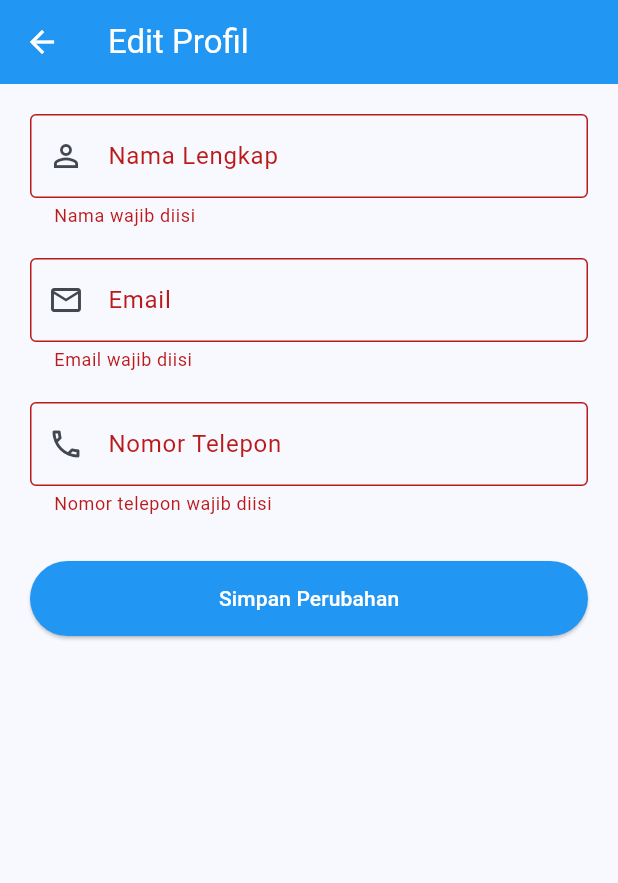
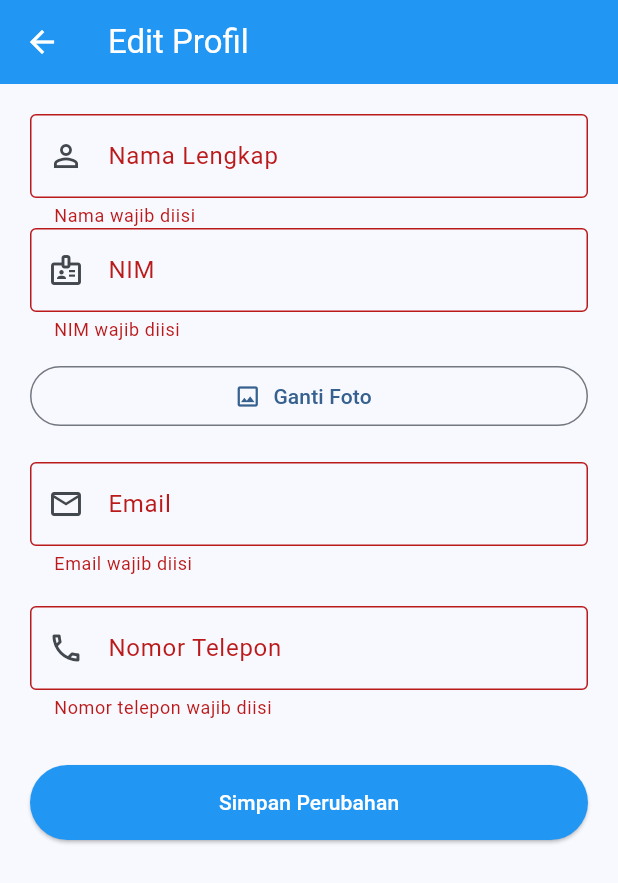
Before and after one commit to Santiko1908/uts_profile_soal1, a Flutter app: the EditProfilePage screen opened directly with empty values, after a tap on "Simpan Perubahan", on a phone screen of 412 x 824 dp. Shown: the top 883 px of the screen. Run offline on Flutter 3.47's test engine with Material 3 defaults, Android fonts, the phone set to English and light mode, and no system bars; accounts and stored records are empty.

Commit message:
add text FormField NIM, kelas, bio

```diff
--- a/soal2-profil-app/lib/screens/edit_profil_page.dart
+++ b/soal2-profil-app/lib/screens/edit_profil_page.dart
@@ -61,6 +61,8 @@ class _EditProfilePageState extends State<EditProfilePage> {
     _bioController.dispose();
     _emailController.dispose();
     _phoneController.dispose();
+
+    super.dispose()
   }
 
   @override
@@ -93,6 +95,29 @@ class _EditProfilePageState extends State<EditProfilePage> {
                   return null;
                 },
               ),
+
+               TextFormField(
+                controller: _nimController,
+                keyboardType: TextInputType.number,
+                decoration: const InputDecoration(
+                  labelText: 'NIM',
+                  prefixIcon: Icon(Icons.badge_outlined),
+                  border: OutlineInputBorder(),
+                ),
+                validator: (value) {
+                  if (value == null || value.trim().isEmpty) {
+                    return 'NIM wajib diisi';
+                  }
+                  return null;
+                },
+              ),
+
+               const SizedBox(height: 12),
+                    OutlinedButton.icon(
+                      onPressed: _pickImage,
+                      icon: const Icon(Icons.image_outlined),
+                      label: const Text('Ganti Foto'),
+                    ),
 
               const SizedBox(height: 20),
 
```
